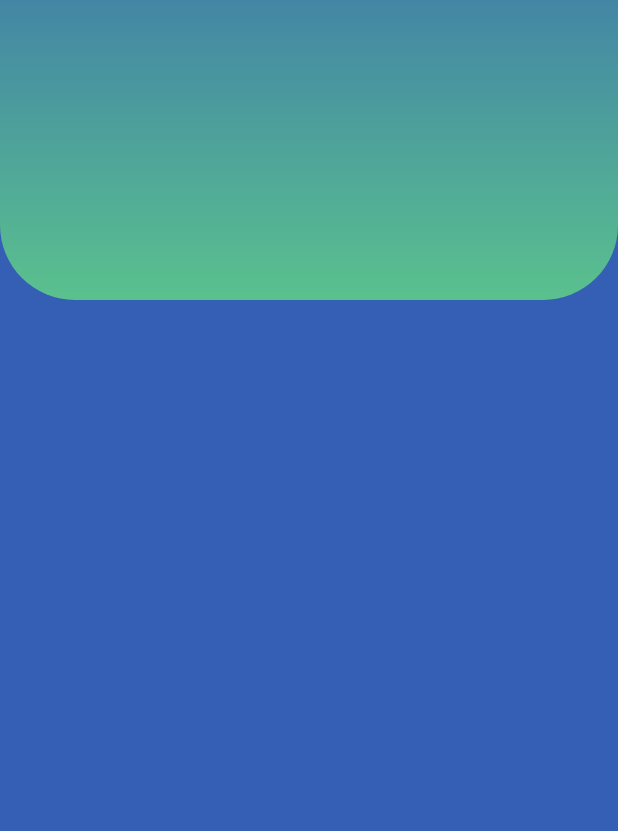
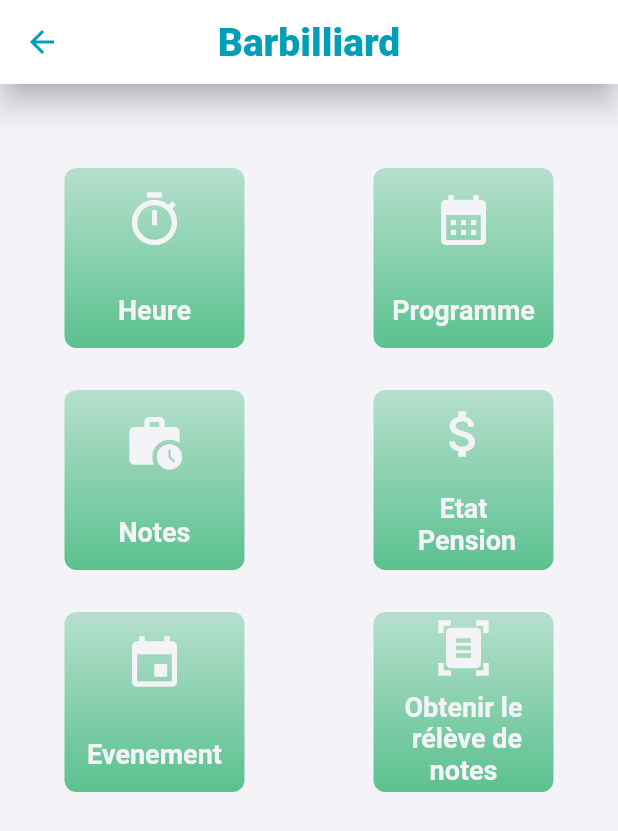
Before and after one commit to openclass12/parent_school_followup, a Flutter app: the Babilliard screen opened directly, on a phone screen of 412 x 824 dp. Shown: the top 831 px of the screen. Run offline on Flutter 3.47's test engine with Material 2 defaults, Android fonts, the phone set to English and light mode, and no system bars; our stand-ins replace cloud_firestore, firebase_auth, firebase_core; accounts and stored records are empty.

Commit message:
babilliard

```diff
--- a/lib/formluraire/validation.dart
+++ b/lib/formluraire/validation.dart
@@ -4,6 +4,8 @@ import 'package:flutter/material.dart';
 
 import 'package:parent_school_followup/constant.dart';
 import 'package:parent_school_followup/formluraire/inscrption.dart';
+
+import '../home/babilliard.dart';
 
 
 
@@ -226,7 +228,7 @@ class _AcceuilScreenState extends State<AcceuilScreen> {
                                           context,
                                           MaterialPageRoute(
                                               builder: (context) =>
-                                                 const  Signpscreen()));
+                                                 const  Babilliard()));
                                     },
                                     child: Container(
                                       height: 50,
--- a/lib/home/babilliard.dart
+++ b/lib/home/babilliard.dart
@@ -7,12 +7,105 @@ class Babilliard extends StatelessWidget {
 
   @override
   Widget build(BuildContext context) {
-    return Column(
+    return Scaffold(
+      backgroundColor: kPrimaryText,
+
+      appBar: AppBar(
+        elevation: 8,
+        leading: IconButton(
+            onPressed: () {
+              Navigator.pop(context);
+            },
+            icon: const Icon(
+              Icons.arrow_back,
+              color: kPrimaryGreenButton,
+            )),
+        title: const Text(
+          "Barbilliard",
+          style: TextStyle(
+              color: kPrimaryGreenButton,
+              fontSize: 26,
+              fontWeight: FontWeight.w900),
+        ),
+      ),
+      body: Padding(
+        padding: const EdgeInsets.only(top:kDefaultPadding*2),
+        child: ListView(
             children: [
-        Container(
-          height: 200,
-          decoration:const  BoxDecoration(
-          gradient: LinearGradient(
+            Row(
+              mainAxisAlignment: MainAxisAlignment.spaceAround,
+              children: [
+                cardPresent(
+                name: 'Heure',
+                data: Icons.timer_sharp,
+                onpress: (){},
+              ),
+
+              cardPresent(
+                name: 'Programme',
+                data: Icons.calendar_month,
+                onpress: (){},
+              ),
+              ],
+            ),
+            const SizedBox(height:kDefaultPadding),
+            Row(
+              mainAxisAlignment: MainAxisAlignment.spaceAround,
+              children: [
+                cardPresent(
+                name: 'Notes',
+                data: Icons.work_history,
+                onpress: (){},
+              ),
+
+              cardPresent(
+                name: 'Etat \n Pension',
+                data: Icons.attach_money,
+                onpress: (){},
+              ),
+              ],
+            ),
+            const SizedBox(height: kDefaultPadding),
+            Row(
+              mainAxisAlignment: MainAxisAlignment.spaceAround,
+              children: [
+                cardPresent(
+                name: 'Evenement',
+                data: Icons.event,
+                onpress: (){},
+              ),
+
+              cardPresent(
+                name: 'Obtenir le \n rélève de notes',
+                data: Icons.document_scanner,
+                onpress: (){},
+              ),
+              ],
+            ),
+          ],
+        ),
+      ),
+    );
+  }
+}
+
+class cardPresent extends StatelessWidget {
+  const cardPresent({
+    super.key, required this.name, required this.data, required this.onpress,
+  });
+  final String name;
+  final IconData data;
+  final VoidCallback onpress;
+
+  @override
+  Widget build(BuildContext context) {
+    return GestureDetector(
+      onTap: onpress,
+      child: Container(
+        height: 120,
+        width: 120,
+        decoration: BoxDecoration(
+            gradient: const LinearGradient(
                 begin: Alignment.topCenter,
                 end: Alignment.bottomCenter,
                 colors: [
@@ -21,17 +114,27 @@ class Babilliard extends StatelessWidget {
                   Color(0xcc5ac18e),
                   Color(0xff5ac18e),
                 ]),
-            borderRadius: BorderRadius.only(
-              bottomLeft: Radius.circular(50),
-              bottomRight: Radius.circular(50)
+            borderRadius: BorderRadius.circular(8)),
+        child:  Column(
+          mainAxisAlignment: MainAxisAlignment.spaceAround,
+          crossAxisAlignment: CrossAxisAlignment.center,
+          children: [
+            Icon(
+              data,
+              color: kPrimaryText,
+              size: 40,
+            ),
+            Text(
+              name,
+              textAlign: TextAlign.center,
+              style: const TextStyle(
+                  color: kPrimaryText,
+                  fontSize: 18,
+                  fontWeight: FontWeight.w600),
             )
+          ],
         ),
       ),
-        Expanded(child: GridView.count(
-         crossAxisCount: 2,
-
-        ))
-       ],
     );
   }
 }
--- a/lib/main.dart
+++ b/lib/main.dart
@@ -1,6 +1,7 @@
 import 'package:flutter/material.dart';
 import 'package:parent_school_followup/theme.dart';
 import 'formluraire/loginscreen.dart';
+import 'home/babilliard.dart';
 import 'routes/routes.dart';
 import 'demarage_application/splash_screen.dart';
 import 'package:parent_school_followup/constant.dart';
@@ -27,6 +28,7 @@ class MyApp extends StatelessWidget {
 
       initialRoute: SplahScreen.routeName,
       routes: routes,
+
     );
   }
 }
```
Lines whose indentation alone changed are shown as unchanged.
